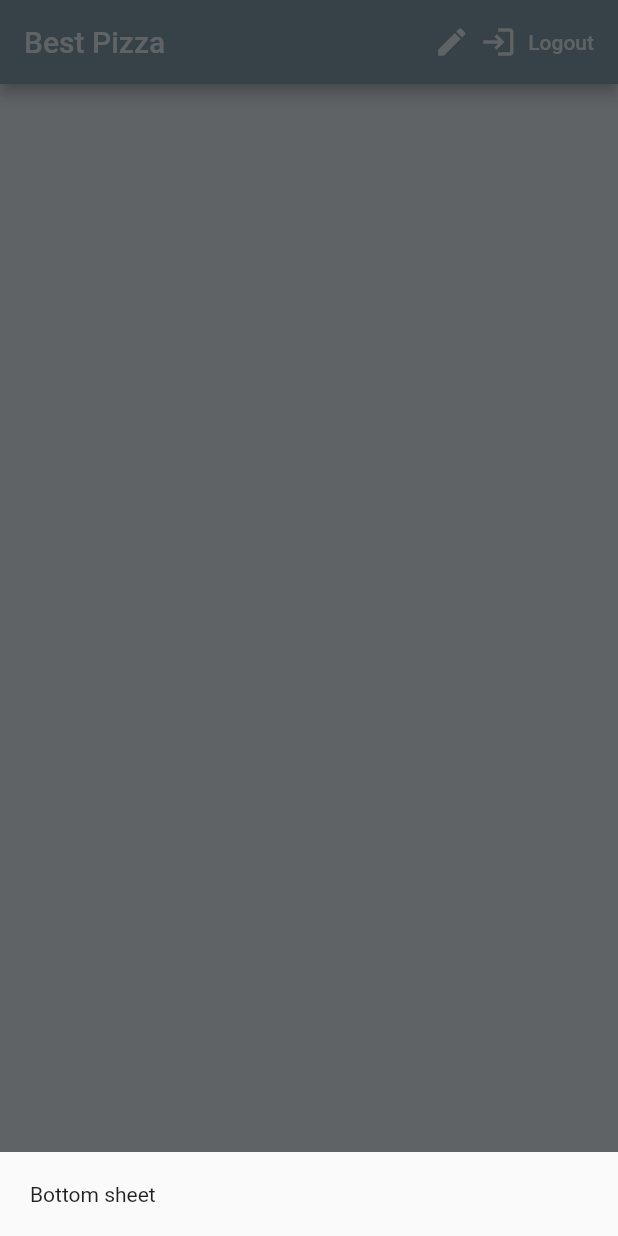
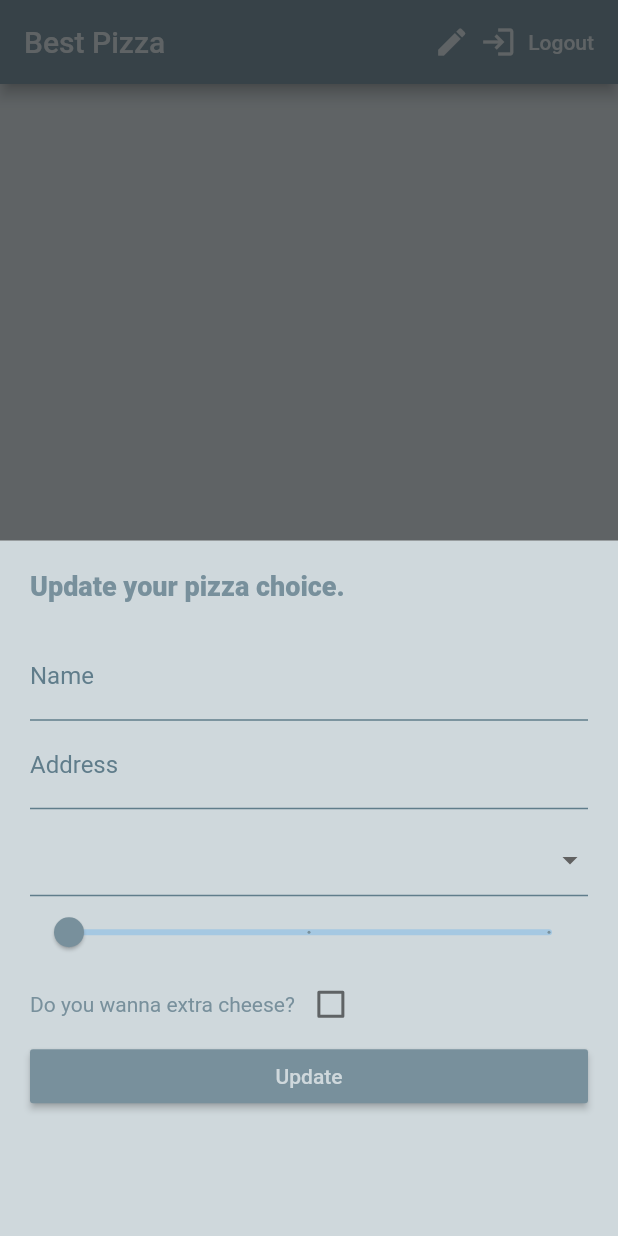
Before and after one commit to arvisIljins/best_pizza-Firebase_Flutter, a Flutter app: the screen it shows once a user with an empty profile is signed in, after a tap on the "edit" icon, on a phone screen of 412 x 824 dp. Run offline on Flutter 3.47's test engine with Material 2 defaults, Android fonts, the phone set to English and light mode, and no system bars; our stand-ins replace cloud_firestore, firebase_auth, flutter_spinkit; accounts and stored records are empty.

Commit message:
created setting form

```diff
--- a/lib/screens/home/home.dart
+++ b/lib/screens/home/home.dart
@@ -1,5 +1,6 @@
 import 'package:firbase_example/modals/pizza.dart';
 import 'package:firbase_example/screens/home/pizzaList.dart';
+import 'package:firbase_example/screens/home/settingsForm.dart';
 import 'package:firbase_example/services/auth.dart';
 import 'package:firbase_example/services/databse.dart';
 import 'package:flutter/cupertino.dart';
@@ -15,8 +16,9 @@ class Home extends StatelessWidget {
           context: context,
           builder: (context) {
             return Container(
+              color: Colors.blueGrey[100],
               padding: EdgeInsets.symmetric(vertical: 20, horizontal: 20),
-              child: Text('Bottom sheet'),
+              child: SettingsForm(),
             );
           });
     }
--- a/lib/screens/home/settingsForm.dart
+++ b/lib/screens/home/settingsForm.dart
@@ -1,3 +1,4 @@
+import 'package:firbase_example/shared/constants.dart';
 import 'package:flutter/material.dart';
 
 class SettingsForm extends StatefulWidget {
@@ -6,8 +7,127 @@ class SettingsForm extends StatefulWidget {
 }
 
 class _SettingsFormState extends State<SettingsForm> {
+  final _formKey = GlobalKey<FormState>();
+  final List<String> pizzaTypes = [
+    'Cheese Pizza',
+    'Margarita',
+    'Hawaii with bacon',
+    'Vegetarian Pizza',
+    'Exotic Pizza',
+    'City Pizza',
+    'New York Pizza',
+    'Italian Pizza',
+    'Sweet Pizza',
+  ];
+  String _currentName;
+  String _currentAddress;
+  String _currentPizzaType;
+  int _currentSize = 15;
+  bool extraCheese = false;
+
   @override
   Widget build(BuildContext context) {
-    return Container();
+    return Form(
+      key: _formKey,
+      child: Container(
+        height: 800,
+        child: ListView(
+          children: [
+            Text(
+              'Update your pizza choice.',
+              style: TextStyle(
+                  color: Colors.blueGrey[400],
+                  fontSize: 18,
+                  fontWeight: FontWeight.w900),
+            ),
+            SizedBox(
+              height: 20,
+            ),
+            TextFormField(
+              validator: (val) => val.isEmpty ? 'Enter your name' : null,
+              cursorColor: Colors.blueGrey[400],
+              decoration: textInputDecorations.copyWith(labelText: 'Name'),
+              obscureText: true,
+              onChanged: (val) {
+                setState(() => _currentName = val);
+              },
+            ),
+            TextFormField(
+              validator: (val) => val.isEmpty ? 'Enter your address' : null,
+              cursorColor: Colors.blueGrey[400],
+              decoration: textInputDecorations.copyWith(labelText: 'Address'),
+              obscureText: true,
+              onChanged: (val) {
+                setState(() => _currentAddress = val);
+              },
+            ),
+            SizedBox(
+              height: 10,
+            ),
+            DropdownButtonFormField(
+              decoration: textInputDecorations,
+              items: pizzaTypes.map((pizzaType) {
+                return DropdownMenuItem(
+                  value: pizzaType,
+                  child: Text(
+                    pizzaType,
+                    style: TextStyle(
+                      color: Colors.blueGrey[400],
+                    ),
+                  ),
+                );
+              }).toList(),
+              onChanged: (val) {
+                setState(() => _currentPizzaType = val);
+              },
+            ),
+            Slider(
+              activeColor: Colors.blueGrey[400],
+              value: (_currentSize ?? 25).toDouble(),
+              min: 15,
+              max: 25,
+              divisions: 2,
+              label: _currentSize.round().toString(),
+              onChanged: (val) {
+                setState(() => _currentSize = val.round());
+              },
+            ),
+            Row(
+              children: [
+                Text(
+                  'Do you wanna extra cheese?',
+                  style: TextStyle(
+                      color: Colors.blueGrey[400],
+                      fontSize: 14,
+                      fontWeight: FontWeight.w400),
+                ),
+                Checkbox(
+                    value: extraCheese,
+                    checkColor: Colors.blueGrey[100],
+                    activeColor: Colors.blueGrey[400],
+                    onChanged: (bool value) {
+                      setState(() {
+                        extraCheese = value;
+                      });
+                    }),
+              ],
+            ),
+            RaisedButton(
+              color: Colors.blueGrey[400],
+              child: Text('Update',
+                  style: TextStyle(
+                    color: Colors.blueGrey[100],
+                  )),
+              onPressed: () async {
+                print(_currentAddress);
+                print(_currentName);
+                print(extraCheese);
+                print(_currentPizzaType);
+              },
+            ),
+          ],
+        ),
+      ),
+    );
   }
 }
```
Also changed, not shown: lib/screens/home/pizzaTile.dart (+0 -52 lines).
